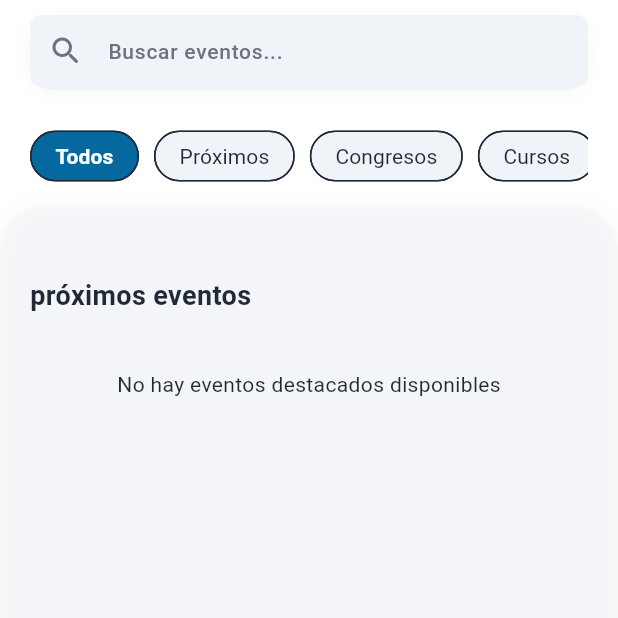
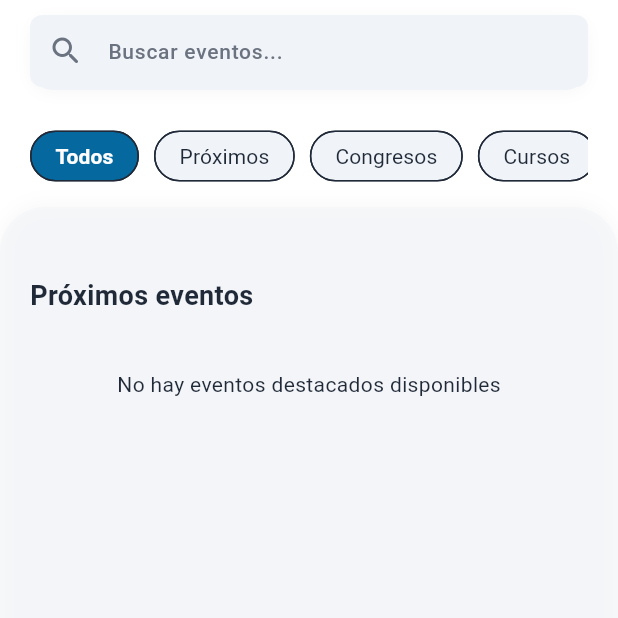
Before and after one commit to LuisMtz139/APP, a Flutter app: the EventosPage screen opened directly, on a phone screen of 412 x 824 dp, the top half of it. Run offline on Flutter 3.47's test engine with Material 3 defaults, Android fonts, the phone set to English and light mode, and no system bars; our stand-ins replace flutter_dotenv, get, quickalert, shared_preferences; missing offline and left inert: custom_line_indicator_bottom_navbar; accounts and stored records are empty.

Commit message:
se cambio Proximo

```diff
--- a/lib/features/events/presentation/events/event_page.dart
+++ b/lib/features/events/presentation/events/event_page.dart
@@ -107,7 +107,7 @@ class EventosPage extends StatelessWidget {
                         mainAxisAlignment: MainAxisAlignment.spaceBetween,
                         children: [
                           Text(
-                            'próximos eventos',
+                            'Próximos eventos',
                             style: MedicalTheme.headingSmall,
                           ),
 
--- a/lib/features/users/presentation/dashboards/dashboards_controller.dart
+++ b/lib/features/users/presentation/dashboards/dashboards_controller.dart
@@ -185,7 +185,7 @@ void _processDebtsData() {
       GestureDetector(
         onTap: () => showDebtsModal(),
         child: _buildEnhancedStatusCard(
-          "Adeudos",
+          "",
           "${montoTotalPendiente.value.toStringAsFixed(2)}",
           Icons.account_balance_wallet,
           _getColorByAdeudos(totalAdeudos.value),
```
